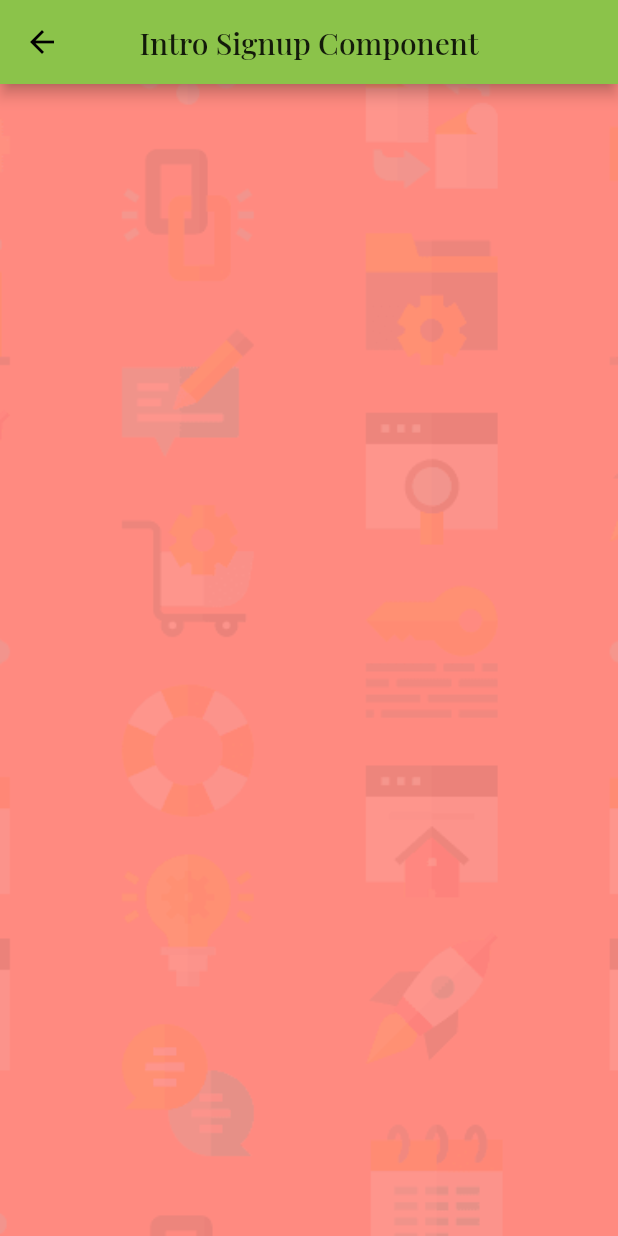
After one commit to shaw8wit/flutter-ui, a Flutter app: the screen it shows after launch, after a tap on "intro-signup-component", on a phone screen of 412 x 824 dp. The commit adds this screen. Run offline on Flutter 3.47's test engine with Material 2 defaults, Android fonts, the phone set to English and light mode, and no system bars.

Commit message:
Intro signup component skeleton

```diff
--- a/lib/home.dart
+++ b/lib/home.dart
@@ -1,6 +1,7 @@
 import 'package:flutter/material.dart';
 import 'package:flutter_ui/article_preview_component/article_preview_component.dart';
 import 'package:flutter_ui/four_card_feature_section/four_card_feature_section.dart';
+import 'package:flutter_ui/intro_signup_component/intro_signup_component.dart';
 import 'package:flutter_ui/price_grid_component/price_grid_component.dart';
 import 'package:flutter_ui/widgets/grid_card.dart';
 
@@ -35,8 +36,8 @@ class Home extends StatelessWidget {
               text: "four-card-feature-section",
             ),
             GridCard(
-              routeName: ArticlePreviewComponent.routeName,
-              text: "dummy-component",
+              routeName: IntroSignupComponent.routeName,
+              text: "intro-signup-component",
             ),
           ],
         ),
--- /dev/null
+++ b/lib/intro_signup_component/intro_signup_component.dart
@@ -0,0 +1,59 @@
+import 'package:flutter/material.dart';
+import 'package:flutter_ui/intro_signup_component/widgets/intro.dart';
+import 'package:flutter_ui/intro_signup_component/widgets/signup.dart';
+
+class IntroSignupComponent extends StatelessWidget {
+  static const routeName = '/introSignupComponent';
+
+  Widget horizontal() {
+    return Row(
+      children: [
+        Intro(),
+        Signup(),
+      ],
+    );
+  }
+
+  Widget vertical() {
+    return Column(
+      children: [
+        Intro(),
+        Signup(),
+      ],
+    );
+  }
+
+  @override
+  Widget build(BuildContext context) {
+    final size = MediaQuery.of(context).size;
+    final appBar = AppBar(
+      title: Text('Intro Signup Component'),
+      centerTitle: true,
+    );
+    return Scaffold(
+      appBar: appBar,
+      body: SingleChildScrollView(
+        child: Container(
+          constraints: BoxConstraints(
+            minHeight: size.height - appBar.preferredSize.height,
+            minWidth: size.width,
+          ),
+          padding: EdgeInsets.symmetric(
+            vertical: size.height * 0.05,
+            horizontal: size.width * 0.05,
+          ),
+          decoration: BoxDecoration(
+            color: Colors.redAccent[100],
+            image: DecorationImage(
+              image: size.aspectRatio > 0.6
+                  ? AssetImage('assets/images/bg-intro-desktop.png')
+                  : AssetImage('assets/images/bg-intro-mobile.png'),
+              fit: BoxFit.cover,
+            ),
+          ),
+          child: size.aspectRatio > 0.9 ? horizontal() : vertical(),
+        ),
+      ),
+    );
+  }
+}
--- /dev/null
+++ b/lib/intro_signup_component/widgets/intro.dart
@@ -0,0 +1,8 @@
+import 'package:flutter/material.dart';
+
+class Intro extends StatelessWidget {
+  @override
+  Widget build(BuildContext context) {
+    return Container();
+  }
+}
--- /dev/null
+++ b/lib/intro_signup_component/widgets/signup.dart
@@ -0,0 +1,8 @@
+import 'package:flutter/material.dart';
+
+class Signup extends StatelessWidget {
+  @override
+  Widget build(BuildContext context) {
+    return Container();
+  }
+}
--- a/lib/main.dart
+++ b/lib/main.dart
@@ -1,6 +1,7 @@
 import 'package:flutter/material.dart';
 import 'package:flutter_ui/article_preview_component/article_preview_component.dart';
 import 'package:flutter_ui/four_card_feature_section/four_card_feature_section.dart';
+import 'package:flutter_ui/intro_signup_component/intro_signup_component.dart';
 import 'package:flutter_ui/price_grid_component/price_grid_component.dart';
 
 import 'home.dart';
@@ -21,6 +22,7 @@ class MyApp extends StatelessWidget {
       routes: {
         Home.routeName: (ctx) => Home(),
         PriceGridComponent.routeName: (ctx) => PriceGridComponent(),
+        IntroSignupComponent.routeName: (ctx) => IntroSignupComponent(),
         FourCardFeatureSection.routeName: (ctx) => FourCardFeatureSection(),
         ArticlePreviewComponent.routeName: (ctx) => ArticlePreviewComponent(),
       },
```
Also changed, not shown: assets/images/bg-intro-desktop.png (added), assets/images/bg-intro-mobile.png (added).
